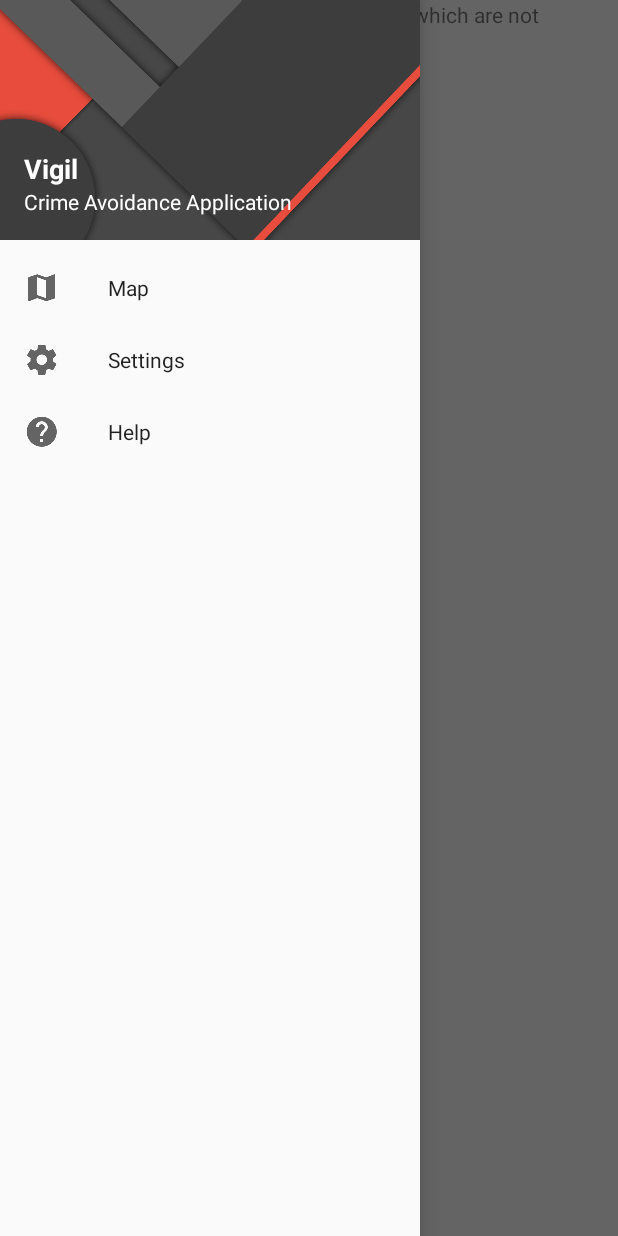
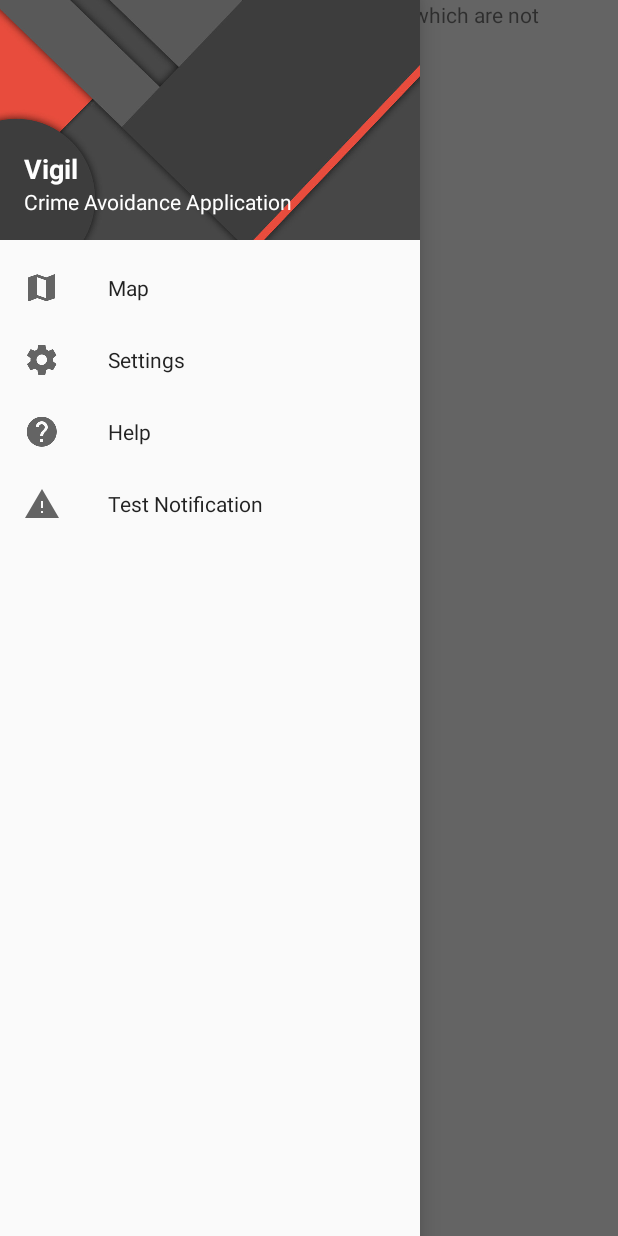
Before and after one commit to akshay13/Vigil2, an Android app: the screen it shows after launch (MapsActivity), with the side drawer open, on a phone screen of 412 x 824 dp. Run offline under Robolectric (Android 15) with nearby library versions, the phone set to English and light mode, and no system bars.

Commit message:
notification test

```diff
--- a/app/src/main/res/menu/navigation_items.xml
+++ b/app/src/main/res/menu/navigation_items.xml
@@ -14,5 +14,10 @@
             android:icon="@drawable/ic_help_black_24dp"
             android:id="@+id/help"
             android:title="Help" />
+
+        <item
+            android:icon="@drawable/ic_warning_black_24dp"
+            android:id="@+id/notification"
+            android:title="Test Notification" />
     </group>
 </menu>
```
Also changed, not shown: app/src/main/java/com/qbi/vigil/MapsActivity.java (+40 -0 lines), app/src/main/res/drawable-hdpi/ic_warning_black_24dp.png (added), app/src/main/res/drawable-mdpi/ic_warning_black_24dp.png (added), app/src/main/res/drawable-xhdpi/ic_warning_black_24dp.png (added), app/src/main/res/drawable-xxhdpi/ic_warning_black_24dp.png (added), app/src/main/res/drawable-xxxhdpi/ic_warning_black_24dp.png (added).
